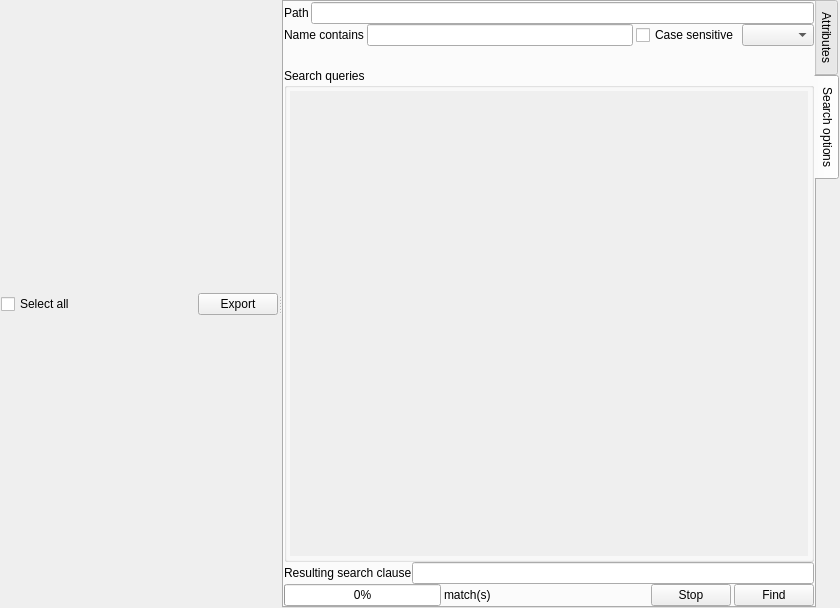
First picture: the form in ui/gui/resources/search.ui, repository halbbob/dff, before the edit.
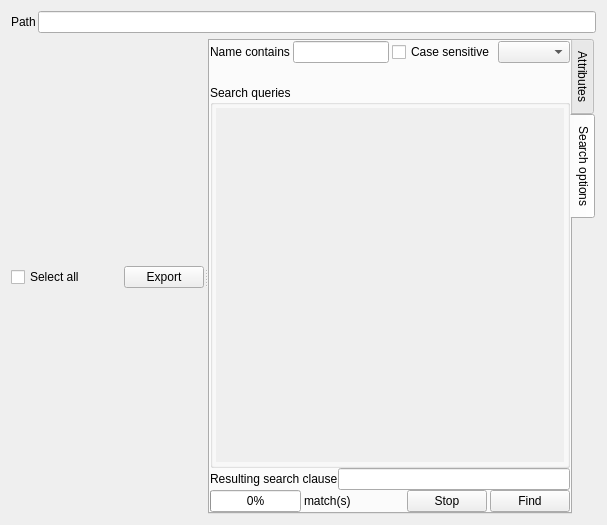
Second picture: the form after the edit. Icons and pictures are not drawn.

Commit message: * GUI: search widget ** better ergonomy. Path information has been moved at top

```diff
--- a/ui/gui/resources/search.ui
+++ b/ui/gui/resources/search.ui
@@ -6,8 +6,8 @@
    <rect>
     <x>0</x>
     <y>0</y>
-    <width>840</width>
-    <height>608</height>
+    <width>607</width>
+    <height>525</height>
    </rect>
   </property>
   <property name="windowTitle">
@@ -18,18 +18,23 @@
     <normaloff>:/filefind.png</normaloff>:/filefind.png</iconset>
   </property>
   <layout class="QVBoxLayout" name="verticalLayout_7">
-   <property name="leftMargin">
-    <number>1</number>
-   </property>
-   <property name="topMargin">
-    <number>0</number>
-   </property>
-   <property name="rightMargin">
-    <number>0</number>
-   </property>
-   <property name="bottomMargin">
-    <number>0</number>
-   </property>
+   <item>
+    <layout class="QHBoxLayout" name="horizontalLayout_4">
+     <property name="spacing">
+      <number>2</number>
+     </property>
+     <item>
+      <widget class="QLabel" name="label_3">
+       <property name="text">
+        <string>Path</string>
+       </property>
+      </widget>
+     </item>
+     <item>
+      <widget class="QLineEdit" name="path"/>
+     </item>
+    </layout>
+   </item>
    <item>
     <widget class="QSplitter" name="splitter">
      <property name="orientation">
@@ -120,23 +125,6 @@
           <property name="spacing">
            <number>0</number>
           </property>
-          <item>
-           <layout class="QHBoxLayout" name="horizontalLayout_4">
-            <property name="spacing">
-             <number>2</number>
-            </property>
-            <item>
-             <widget class="QLabel" name="label_3">
-              <property name="text">
-               <string>Path</string>
-              </property>
-             </widget>
-            </item>
-            <item>
-             <widget class="QLineEdit" name="path"/>
-            </item>
-           </layout>
-          </item>
           <item>
            <layout class="QHBoxLayout" name="horizontalLayout">
             <property name="spacing">
@@ -232,8 +220,8 @@
                  <rect>
                   <x>0</x>
                   <y>0</y>
-                  <width>524</width>
-                  <height>458</height>
+                  <width>356</width>
+                  <height>122</height>
                  </rect>
                 </property>
                 <layout class="QVBoxLayout" name="verticalLayout">
```
